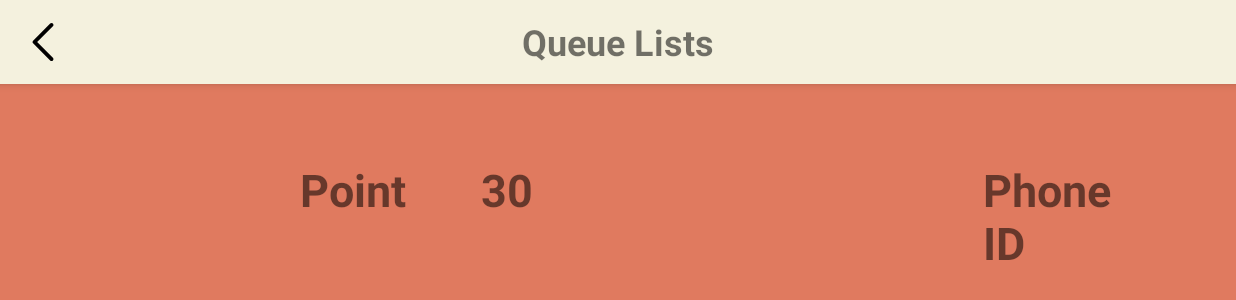
After one commit to goodjobguy1234/BubbleTeaUser, an Android app: the RewardActivity screen opened directly, with no data from a screen before it, on a phone screen of 824 x 412 dp (held sideways). The commit adds this screen. Shown: the top 300 px of the screen. Run offline under Robolectric (Android 15) with nearby library versions, the phone set to English and light mode, and no system bars; 4 statements that could not run were skipped.

Commit message:
Feature Phone ID

```diff
--- /dev/null
+++ b/app/src/main/java/com/example/termprojectuser/BaseActivity.kt
@@ -0,0 +1,6 @@
+package com.example.termprojectuser
+
+import androidx.appcompat.app.AppCompatActivity
+
+class BaseActivity() : AppCompatActivity() {
+}
--- a/app/src/main/java/com/example/termprojectuser/Order.kt
+++ b/app/src/main/java/com/example/termprojectuser/Order.kt
@@ -8,8 +8,12 @@ import kotlinx.parcelize.TypeParceler
 @Parcelize
 data class Order(
         @TypeParceler<Menu, MenuClassParceler>() val item: Menu,
-        var quantity: Int
+        var quantity: Int,
+        var reward: Boolean
 ) : Parcelable{
         fun addQuantity() = quantity++
         fun subtractQuantity() = quantity--
+        override fun equals(other: Any?): Boolean {
+                return (other is Order) && item.name == other.item.name
+        }
 }
--- a/app/src/main/java/com/example/termprojectuser/Queue.kt
+++ b/app/src/main/java/com/example/termprojectuser/Queue.kt
@@ -8,13 +8,13 @@ data class Queue(
         fun createList():ArrayList<Queue>{
             val list = ArrayList<Queue>()
             var menu = Menu(1234, "item1", 35,10)
-            var order = Order(menu, 5)
+            var order = Order(menu, 5, false)
             list.add(Queue(order, "A101"))
             menu = Menu(1234, "item2", 35,10)
-            order = Order(menu, 10)
+            order = Order(menu, 10, false)
             list.add(Queue(order, "A102"))
             menu = Menu(1234, "item3", 35,10)
-            order = Order(menu, 1)
+            order = Order(menu, 1, false)
             list.add(Queue(order, "A103"))
             return list
         }
--- /dev/null
+++ b/app/src/main/java/com/example/termprojectuser/RewardActivity.kt
@@ -0,0 +1,127 @@
+package com.example.termprojectuser
+
+import android.graphics.Color
+import androidx.appcompat.app.AppCompatActivity
+import android.os.Bundle
+import android.view.View
+import android.widget.TextView
+import androidx.appcompat.app.AlertDialog
+import androidx.recyclerview.widget.GridLayoutManager
+import androidx.recyclerview.widget.RecyclerView
+
+class RewardActivity : AppCompatActivity() {
+    lateinit var phone_txt: TextView
+    lateinit var point_txt: TextView
+    lateinit var reward_adapter: RecyclerView
+    lateinit var rewardMenu: ArrayList<RewardMenu>
+    lateinit var rewardOrder: ArrayList<Order>
+    lateinit var user: User
+    override fun onCreate(savedInstanceState: Bundle?) {
+        super.onCreate(savedInstanceState)
+        setContentView(R.layout.activity_reward)
+        setSupportActionBar(findViewById(R.id.toolbar))
+        supportActionBar?.setDisplayShowTitleEnabled(false)
+        init()
+        rewardOrder = ArrayList()
+        user = intent.getParcelableExtra<User>("user")!!
+        rewardMenu = RewardMenu.createMenu()
+        phone_txt.text = user.phoneId
+        point_txt.text = user.point.toString()
+        reward_adapter.apply {
+            layoutManager = GridLayoutManager(this@RewardActivity, 2)
+            adapter = RewardAdapter(rewardMenu){ item, position ->
+                showDialog(item)
+
+            }
+        }
+    }
+
+
+    override fun onStart() {
+        super.onStart()
+        window.decorView.apply {
+            systemUiVisibility = View.SYSTEM_UI_FLAG_HIDE_NAVIGATION or
+                    View.SYSTEM_UI_FLAG_IMMERSIVE_STICKY
+        }
+    }
+
+    fun onClickBack(view: View) {
+        val intent = intent.putExtra("item", rewardOrder)
+        setResult(RESULT_OK, intent)
+        finish()
+    }
+    fun init(){
+        point_txt = findViewById(R.id.point_txt)
+        phone_txt = findViewById(R.id.id_txt)
+        reward_adapter = findViewById(R.id.redeem_recycler)
+    }
+
+    fun showDialog(item:RewardMenu){
+
+        val dialog = AlertDialog.Builder(this).apply {
+            setTitle("Do you want to buy ${item.menu.name}?")
+            setPositiveButton("Confirm"){_,_ ->
+
+            }
+            setNegativeButton("Cancel"){_,_ ->
+
+            }
+        }.create()
+
+        dialog.setOnShowListener {
+            dialog.getButton(AlertDialog.BUTTON_POSITIVE).apply {
+                setOnClickListener {
+                    if (user.checkPoint(item)){
+                        user.subtractPoint(item.point)
+                        point_txt.text = user.point.toString()
+                        dialog.dismiss()
+                        showDialog()
+                        addRewardOrder(item)
+                    }else{
+                        dialog.dismiss()
+                        val seconddialog = AlertDialog.Builder(this@RewardActivity).apply {
+                            setTitle("Not enough Point")
+                            setPositiveButton("Confirm"){_,_ ->
+                            }
+
+                        }.create()
+                        seconddialog.setOnShowListener {
+                            seconddialog.getButton(AlertDialog.BUTTON_POSITIVE).setTextColor(Color.parseColor("#81B29A"))
+                        }
+                        seconddialog.show()
+                    }
+                }
+            }
+
+        }
+        dialog.show()
+    }
+
+    fun showDialog(){
+        val dialog = AlertDialog.Builder(this).apply{
+            setTitle("Order Confirmed")
+            setCancelable(false)
+            setPositiveButton("Confirm"){_,_ ->
+
+            }
+        }.create()
+        dialog.setOnShowListener {
+            dialog.getButton(AlertDialog.BUTTON_POSITIVE).apply {
+                setTextColor(Color.parseColor("#81B29A"))
+                setOnClickListener {
+                    dialog.dismiss()
+
+                }
+            }
+
+        }
+        dialog.show()
+
+    }
+
+    fun addRewardOrder(item:RewardMenu){
+        rewardOrder.add(Order(item.menu, 1, true))
+    }
+
+
+}
--- /dev/null
+++ b/app/src/main/java/com/example/termprojectuser/RewardMenu.kt
@@ -0,0 +1,20 @@
+package com.example.termprojectuser
+
+data class RewardMenu(
+        val menu: Menu,
+        val point: Int
+){
+    companion object{
+        fun createMenu(): ArrayList<RewardMenu>{
+            return arrayListOf(
+                    RewardMenu(Menu(1234, "item1", 35,10), 70),
+                    RewardMenu(Menu(1234, "item2", 35,10), 150),
+                    RewardMenu(Menu(1234, "item3", 35,10), 130),
+                    RewardMenu(Menu(1234, "item4", 35,10), 110),
+                    RewardMenu(Menu(1234, "item5", 35,10), 100)
+            )
+
+        }
+    }
+
+}
--- a/app/src/main/res/layout/activity_main.xml
+++ b/app/src/main/res/layout/activity_main.xml
@@ -115,7 +115,7 @@
             android:singleLine="true"
             android:textSize="15dp"
             android:text="Confirm Order"
-            android:onClick="onConfirmCLick"
+            android:onClick="onConfirmBtnClick"
              />
 
         <Button
@@ -124,7 +124,7 @@
             android:layout_height="wrap_content"
             android:backgroundTint="@color/button"
             android:singleLine="true"
-            android:onClick="onQueueBtnClickListerner"
+            android:onClick="onQueueBtnClick"
             android:textSize="15dp"
             android:text="View Queue"
            />
@@ -137,6 +137,7 @@
             android:singleLine="true"
             android:textSize="15dp"
             android:text="Redeem reward"
+            android:onClick="onRedeemRewardBtnClick"
             android:layout_marginBottom="50dp"
 
             />
--- /dev/null
+++ b/app/src/main/res/layout/activity_reward.xml
@@ -0,0 +1,99 @@
+<?xml version="1.0" encoding="utf-8"?>
+<LinearLayout xmlns:android="http://schemas.android.com/apk/res/android"
+    xmlns:app="http://schemas.android.com/apk/res-auto"
+    xmlns:tools="http://schemas.android.com/tools"
+    android:layout_width="match_parent"
+    android:background="@color/secondary"
+    android:layout_height="match_parent"
+    tools:context=".RewardActivity"
+    android:orientation="vertical">
+
+
+    <androidx.appcompat.widget.Toolbar
+        android:id="@+id/toolbar"
+        android:layout_width="match_parent"
+        android:fitsSystemWindows="true"
+        android:minHeight="?attr/actionBarSize"
+        android:layout_height="wrap_content"
+        android:background="@color/secondary"
+        android:textAlignment="center"
+        android:elevation="4dp"
+        android:theme="@style/ThemeOverlay.AppCompat.ActionBar"
+        app:popupTheme="@style/ThemeOverlay.AppCompat.Light">
+
+        <ImageButton
+            android:id="@+id/back_btn"
+            android:layout_width="wrap_content"
+            android:layout_height="wrap_content"
+            android:background="@android:color/transparent"
+            android:src="@drawable/ic_back"
+            android:onClick="onClickBack"
+            />
+        <TextView
+            android:id="@+id/textView3"
+            android:layout_width="wrap_content"
+            android:layout_height="wrap_content"
+            android:layout_weight="1"
+            android:layout_gravity="center"
+            android:textStyle="bold"
+            android:textSize="24sp"
+            android:text="Queue Lists" />
+
+    </androidx.appcompat.widget.Toolbar>
+    <LinearLayout
+        android:layout_width="match_parent"
+        android:layout_height="wrap_content"
+        android:background="@color/orange"
+        android:orientation="horizontal"
+        >
+
+        <TextView
+            android:layout_width="wrap_content"
+            android:layout_height="wrap_content"
+            android:text="Point"
+            android:textSize="30sp"
+            android:textStyle="bold"
+            android:layout_marginVertical="50dp"
+            android:layout_marginStart="200dp"
+            android:layout_marginEnd="50dp"
+            />
+
+        <TextView
+            android:id="@+id/point_txt"
+            android:layout_width="wrap_content"
+            android:layout_height="wrap_content"
+            android:layout_marginVertical="50dp"
+            android:layout_marginEnd="300dp"
+            android:text="30"
+            android:textSize="30sp"
+            android:textStyle="bold" />
+        <TextView
+            android:layout_width="wrap_content"
+            android:layout_height="wrap_content"
+            android:textSize="30sp"
+            android:textStyle="bold"
+            android:text="Phone ID"
+            android:layout_marginVertical="50dp"
+            android:layout_marginEnd="50dp"
+            />
+
+        <TextView
+            android:id="@+id/id_txt"
+            android:layout_width="wrap_content"
+            android:layout_height="wrap_content"
+            android:layout_marginVertical="50dp"
+            android:text="phone number"
+            android:textSize="30sp"
+            android:textStyle="bold" />
+
+    </LinearLayout>
+
+    <androidx.recyclerview.widget.RecyclerView
+        android:id="@+id/redeem_recycler"
+        android:layout_width="match_parent"
+        android:layout_gravity="center"
+        android:paddingStart="100dp"
+        android:foregroundGravity="center"
+        android:layout_height="match_parent"
+        android:orientation="vertical" />
+</LinearLayout>
```
Also changed, not shown: app/src/main/AndroidManifest.xml (+8 -2 lines), app/src/main/java/com/example/termprojectuser/MainActivity.kt (+167 -36 lines), app/src/main/java/com/example/termprojectuser/Menu.kt (+11 -0 lines), app/src/main/java/com/example/termprojectuser/OrderList.kt (added, +7 -0 lines), app/src/main/java/com/example/termprojectuser/RewardAdapter.kt (added, +43 -0 lines), app/src/main/java/com/example/termprojectuser/User.kt (added, +34 -0 lines), app/src/main/res/drawable/edittext_border.xml (added, +17 -0 lines), app/src/main/res/layout/dialog_content.xml (added, +21 -0 lines), app/src/main/res/layout/reward_recycler_layout.xml (added, +58 -0 lines).
